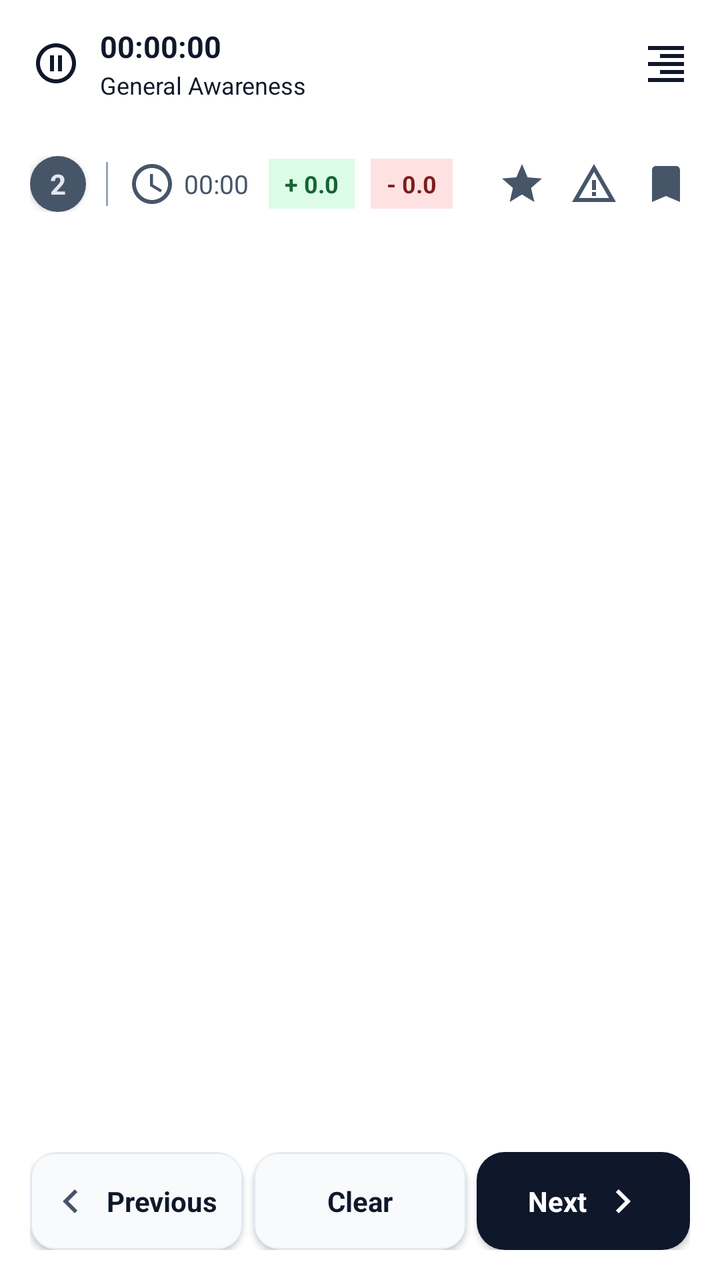
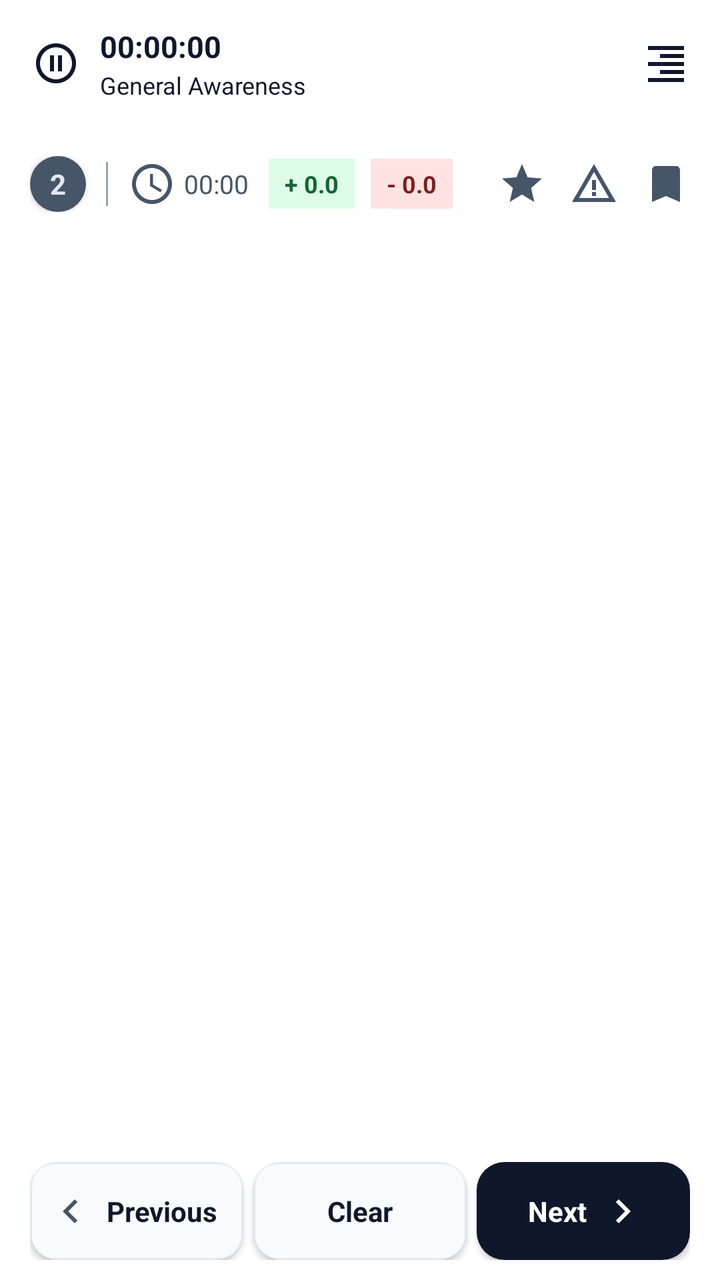

The first picture is an Android layout as it rendered before a commit; the second is the same layout after the commit. The layout source and the unified diff follow.
<!-- AndroidManifest.xml: application theme Theme.TestMaster -->
<!-- res/layout/activity_attempt_exam.xml -->
<?xml version="1.0" encoding="utf-8"?>
<androidx.drawerlayout.widget.DrawerLayout
    xmlns:android="http://schemas.android.com/apk/res/android"
    xmlns:app="http://schemas.android.com/apk/res-auto"
    android:id="@+id/drawer_layout"
    android:layout_width="match_parent"
    android:layout_height="match_parent">

    <LinearLayout
        xmlns:tools="http://schemas.android.com/tools"
        android:layout_width="match_parent"
        android:layout_height="match_parent"
        android:background="@color/background"
        android:fitsSystemWindows="true"
        android:orientation="vertical"
        tools:context=".activities.Attempt_Exam">

        <androidx.appcompat.widget.Toolbar
            android:id="@+id/toolbar"
            android:layout_width="match_parent"
            android:layout_height="wrap_content"
            android:background="@color/primary"
            app:layout_constraintEnd_toEndOf="parent"
            app:layout_constraintStart_toStartOf="parent"
            app:layout_constraintTop_toTopOf="parent">

            <LinearLayout
                android:layout_width="wrap_content"
                android:layout_height="wrap_content"
                android:layout_gravity="start"
                android:gravity="center_vertical">

                <ImageView
                    android:id="@+id/pauseAndResume"
                    android:layout_width="wrap_content"
                    android:layout_height="wrap_content"
                    android:layout_gravity="center"
                    android:src="@drawable/baseline_pause_circle_outline_24"
                    app:tint="@color/onPrimary" />

                <LinearLayout
                    android:layout_width="wrap_content"
                    android:layout_height="wrap_content"
                    android:layout_marginStart="10dp"
                    android:orientation="vertical">

                    <TextView
                        android:id="@+id/tv_exam_timer"
                        android:layout_width="wrap_content"
                        android:layout_height="wrap_content"
                        android:text="00:00:00"
                        android:textColor="@color/onPrimary"
                        android:textSize="15sp"
                        android:textStyle="bold" />

                    <TextView
                        android:id="@+id/subject_name"
                        android:layout_width="wrap_content"
                        android:layout_height="wrap_content"
                        android:layout_marginTop="1dp"
                        android:text="General Awareness"
                        android:textColor="@color/onPrimary"
                        android:textSize="12sp" />

                </LinearLayout>
            </LinearLayout>

            <ImageButton
                android:id="@+id/sumit_quesion_btn"
                android:layout_width="wrap_content"
                android:layout_height="wrap_content"
                android:layout_gravity="end"
                android:layout_marginEnd="15dp"
                android:background="@android:color/transparent"
                android:src="@drawable/baseline_format_align_right_24"
                app:tint="@color/onPrimary" />
        </androidx.appcompat.widget.Toolbar>

        
        <LinearLayout
            android:layout_width="match_parent"
            android:layout_height="wrap_content"
            android:background="@color/surface"
            android:gravity="center_vertical"
            android:paddingHorizontal="15dp"
            android:paddingTop="14dp"
            android:paddingBottom="12dp">

            <androidx.cardview.widget.CardView
                android:layout_width="28dp"
                android:layout_height="28dp"
                app:cardCornerRadius="20dp">

                <TextView
                    android:id="@+id/question_no"
                    android:layout_width="match_parent"
                    android:layout_height="match_parent"
                    android:background="@color/onSurfaceVariant"
                    android:gravity="center"
                    android:text="2"
                    android:textColor="@color/surfaceVariant"
                    android:textSize="14sp"
                    android:textStyle="bold" />
            </androidx.cardview.widget.CardView>

            <View
                android:layout_width="1dp"
                android:layout_height="match_parent"
                android:layout_marginStart="10dp"
                android:layout_marginVertical="3dp"
                android:background="@color/outline" />

            <ImageView
                android:layout_width="wrap_content"
                android:layout_height="wrap_content"
                android:layout_marginStart="10dp"
                android:src="@drawable/baseline_access_time_24"
                app:tint="@color/onSurfaceVariant" />

            <TextView
                android:id="@+id/tv_question_duration"
                android:layout_width="wrap_content"
                android:layout_height="wrap_content"
                android:layout_marginStart="4dp"
                android:text="00:00"
                android:textColor="@color/onSurfaceVariant"
                android:textSize="13sp" />

            <TextView
                android:id="@+id/positive_marks"
                android:layout_width="wrap_content"
                android:layout_height="25dp"
                android:layout_marginStart="10dp"
                android:background="@color/success_bg"
                android:gravity="center"
                android:paddingHorizontal="8dp"
                android:paddingVertical="3dp"
                android:text="+ 0.0"
                android:textColor="@color/success_text"
                android:textSize="12sp"
                android:textStyle="bold" />

            <TextView
                android:id="@+id/negative_marks"
                android:layout_width="wrap_content"
                android:layout_height="25dp"
                android:layout_marginStart="8dp"
                android:background="@color/error_bg"
                android:gravity="center"
                android:paddingHorizontal="8dp"
                android:paddingVertical="3dp"
                android:text="- 0.0"
                android:textColor="@color/error_text"
                android:textSize="12sp"
                android:textStyle="bold" />

            <LinearLayout
                android:id="@+id/ll_icons_container"
                android:layout_width="match_parent"
                android:layout_height="wrap_content"
                android:gravity="end">

                <ImageView
                    android:id="@+id/iv_marked"
                    android:layout_width="wrap_content"
                    android:layout_height="wrap_content"
                    android:src="@drawable/baseline_star_24"
                    app:tint="@color/onSurfaceVariant" />

                <ImageView
                    android:id="@+id/iv_report"
                    android:layout_width="wrap_content"
                    android:layout_height="wrap_content"
                    android:layout_marginStart="12dp"
                    android:src="@drawable/baseline_warning_amber_24"
                    app:tint="@color/onSurfaceVariant" />

                <ImageView
                    android:id="@+id/iv_saved"
                    android:layout_width="wrap_content"
                    android:layout_height="wrap_content"
                    android:layout_marginStart="12dp"
                    android:src="@drawable/baseline_bookmark_24"
                    app:tint="@color/onSurfaceVariant" />

                <ImageView
                    android:id="@+id/iv_overflow"
                    android:layout_width="wrap_content"
                    android:layout_height="wrap_content"
                    android:layout_gravity="end"
                    android:layout_marginStart="15dp"
                    android:src="@drawable/baseline_more_vert_24"
                    android:visibility="gone"
                    app:tint="@color/onSurfaceVariant" />
            </LinearLayout>
        </LinearLayout>

        <androidx.viewpager2.widget.ViewPager2
            android:id="@+id/viewPager"
            android:layout_width="match_parent"
            android:layout_height="match_parent"
            android:layout_weight="1"
            android:background="@color/surface" />

        
        <LinearLayout
            android:layout_width="match_parent"
            android:layout_height="wrap_content"
            android:background="@color/surface"
            android:paddingHorizontal="15dp"
            android:paddingBottom="15dp"
            android:weightSum="3">

            <androidx.cardview.widget.CardView
                android:layout_width="0dp"
                android:layout_height="wrap_content"
                android:layout_marginEnd="5dp"
                android:layout_weight="1"
                app:cardCornerRadius="14dp">

                <LinearLayout
                    android:id="@+id/ll_previous"
                    android:layout_width="match_parent"
                    android:layout_height="wrap_content"
                    android:background="@drawable/box_outline"
                    android:gravity="center">

                    <ImageView
                        android:layout_width="wrap_content"
                        android:layout_height="match_parent"
                        android:paddingEnd="2dp"
                        android:src="@drawable/baseline_keyboard_arrow_left_24"
                        app:tint="@color/onSurfaceVariant" />

                    <TextView
                        android:id="@+id/tv_previous"
                        android:layout_width="wrap_content"
                        android:layout_height="match_parent"
                        android:gravity="center"
                        android:paddingHorizontal="4dp"
                        android:paddingVertical="15dp"
                        android:text="Previous"
                        android:textColor="@color/onSurface"
                        android:textStyle="bold" />
                </LinearLayout>
            </androidx.cardview.widget.CardView>

            <androidx.cardview.widget.CardView
                android:layout_width="0dp"
                android:layout_height="wrap_content"
                android:layout_marginEnd="5dp"
                android:layout_weight="1"
                app:cardCornerRadius="14dp">

                <TextView
                    android:id="@+id/clear_options"
                    android:layout_width="match_parent"
                    android:layout_height="match_parent"
                    android:background="@drawable/box_outline"
                    android:gravity="center"
                    android:paddingHorizontal="10dp"
                    android:paddingVertical="15dp"
                    android:text="Clear"
                    android:textColor="@color/onSurface"
                    android:textStyle="bold" />
            </androidx.cardview.widget.CardView>

            <androidx.cardview.widget.CardView
                android:layout_width="0dp"
                android:layout_height="wrap_content"
                android:layout_weight="1"
                app:cardCornerRadius="14dp">

                <LinearLayout
                    android:id="@+id/ll_next"
                    android:layout_width="match_parent"
                    android:layout_height="wrap_content"
                    android:background="@color/onPrimary"
                    android:gravity="center">

                    <TextView
                        android:id="@+id/tv_next"
                        android:layout_width="wrap_content"
                        android:layout_height="wrap_content"
                        android:gravity="center"
                        android:paddingHorizontal="4dp"
                        android:paddingVertical="15dp"
                        android:text="Next"
                        android:textColor="@color/primary"
                        android:textStyle="bold" />

                    <ImageView
                        android:layout_width="wrap_content"
                        android:layout_height="match_parent"
                        android:paddingStart="2dp"
                        android:src="@drawable/baseline_keyboard_arrow_right_24"
                        app:tint="@color/primary" />
                </LinearLayout>
            </androidx.cardview.widget.CardView>
        </LinearLayout>
    </LinearLayout>

    
    <com.google.android.material.navigation.NavigationView
        android:id="@+id/nav_view"
        android:layout_width="wrap_content"
        android:layout_height="match_parent"
        android:layout_gravity="end"
        app:menu="@menu/drawer_menu">

        <LinearLayout
            android:layout_width="wrap_content"
            android:layout_height="match_parent"
            android:layout_gravity="end"
            android:background="@color/surface"
            android:orientation="vertical">

            <LinearLayout
                android:layout_width="match_parent"
                android:layout_height="wrap_content"
                android:layout_marginHorizontal="16dp"
                android:layout_marginVertical="18dp"
                android:gravity="center_vertical"
                android:orientation="horizontal">

                <ImageView
                    android:layout_width="20dp"
                    android:layout_height="20dp"
                    android:src="@drawable/baseline_info_24"
                    app:tint="@color/onSurfaceVariant" />

                <TextView
                    android:layout_width="match_parent"
                    android:layout_height="wrap_content"
                    android:layout_marginStart="14dp"
                    android:gravity="center_vertical"
                    android:text="View Instruction"
                    android:textColor="@color/onSurface"
                    android:textSize="15sp"
                    android:textStyle="bold" />
            </LinearLayout>

            <View
                android:layout_width="match_parent"
                android:layout_height="1dp"
                android:layout_marginHorizontal="16dp"
                android:alpha="0.5"
                android:background="@color/outline" />

            
            <LinearLayout
                android:layout_width="match_parent"
                android:layout_height="wrap_content"
                android:layout_marginHorizontal="16dp"
                android:layout_marginTop="16dp"
                android:orientation="horizontal">

                <ImageView
                    android:layout_width="14dp"
                    android:layout_height="14dp"
                    android:layout_gravity="center_vertical"
                    android:layout_weight=".5"
                    android:src="@drawable/baseline_star_24"
                    app:tint="@color/red" />

                <TextView
                    android:layout_width="0dp"
                    android:layout_height="wrap_content"
                    android:layout_marginStart="6dp"
                    android:layout_weight="1.5"
                    android:gravity="center_vertical"
                    android:text="Marked"
                    android:textColor="@color/onSurfaceVariant"
                    android:textSize="12sp" />

                <ImageView
                    android:layout_width="12dp"
                    android:layout_height="12dp"
                    android:layout_gravity="center_vertical"
                    android:layout_weight=".5"
                    android:src="@drawable/baseline_circle_24"
                    app:tint="@color/outline" />

                <TextView
                    android:layout_width="0dp"
                    android:layout_height="wrap_content"
                    android:layout_marginStart="6dp"
                    android:layout_weight="1.5"
                    android:gravity="center_vertical"
                    android:text="Unattempted"
                    android:textColor="@color/onSurfaceVariant"
                    android:textSize="12sp" />
            </LinearLayout>

            <LinearLayout
                android:layout_width="match_parent"
                android:layout_height="wrap_content"
                android:layout_marginHorizontal="16dp"
                android:layout_marginTop="10dp"
                android:orientation="horizontal">

                <LinearLayout
                    android:layout_width="14dp"
                    android:layout_height="14dp"
                    android:layout_gravity="center_vertical"
                    android:layout_weight=".5"
                    android:gravity="center">

                    <ImageView
                        android:layout_width="12dp"
                        android:layout_height="12dp"
                        android:src="@drawable/circle_outline"
                        app:tint="@color/onSurfaceVariant" />
                </LinearLayout>

                <TextView
                    android:layout_width="0dp"
                    android:layout_height="wrap_content"
                    android:layout_marginStart="6dp"
                    android:layout_weight="1.5"
                    android:gravity="center_vertical"
                    android:text="Unseen"
                    android:textColor="@color/onSurfaceVariant"
                    android:textSize="12sp" />

                <ImageView
                    android:layout_width="12dp"
                    android:layout_height="12dp"
                    android:layout_gravity="center_vertical"
                    android:layout_weight=".5"
                    android:src="@drawable/baseline_circle_24"
                    app:tint="@color/accent" />

                <TextView
                    android:layout_width="0dp"
                    android:layout_height="wrap_content"
                    android:layout_marginStart="6dp"
                    android:layout_weight="1.5"
                    android:gravity="center_vertical"
                    android:text="Attempted"
                    android:textColor="@color/onSurfaceVariant"
                    android:textSize="12sp" />
            </LinearLayout>

            <View
                android:layout_width="match_parent"
                android:layout_height="1dp"
                android:layout_marginHorizontal="16dp"
                android:layout_marginTop="16dp"
                android:alpha="0.5"
                android:background="@color/outline" />

            
            <LinearLayout
                android:layout_width="match_parent"
                android:layout_height="wrap_content"
                android:layout_marginHorizontal="16dp"
                android:layout_marginTop="16dp"
                android:gravity="center_vertical">

                <ImageView
                    android:layout_width="12dp"
                    android:layout_height="12dp"
                    android:src="@drawable/baseline_star_24"
                    app:tint="@color/red" />

                <TextView
                    android:id="@+id/marked_count"
                    android:layout_width="wrap_content"
                    android:layout_height="wrap_content"
                    android:layout_marginStart="6dp"
                    android:gravity="center"
                    android:text="0"
                    android:textColor="@color/onSurface"
                    android:textSize="12sp"
                    android:textStyle="bold" />

                <ImageView
                    android:layout_width="12dp"
                    android:layout_height="12dp"
                    android:layout_marginStart="16dp"
                    android:src="@drawable/baseline_circle_24"
                    app:tint="@color/accent" />

                <TextView
                    android:id="@+id/attempt_count"
                    android:layout_width="wrap_content"
                    android:layout_height="wrap_content"
                    android:layout_marginStart="6dp"
                    android:gravity="center_vertical"
                    android:text="0"
                    android:textColor="@color/onSurface"
                    android:textSize="12sp"
                    android:textStyle="bold" />

                <ImageView
                    android:layout_width="12dp"
                    android:layout_height="12dp"
                    android:layout_marginStart="16dp"
                    android:src="@drawable/baseline_circle_24"
                    app:tint="@color/outline" />

                <TextView
                    android:id="@+id/unattempt_count"
                    android:layout_width="wrap_content"
                    android:layout_height="wrap_content"
                    android:layout_marginStart="6dp"
                    android:gravity="center_vertical"
                    android:text="0"
                    android:textColor="@color/onSurface"
                    android:textSize="12sp"
                    android:textStyle="bold" />

                <ImageView
                    android:layout_width="12dp"
                    android:layout_height="12dp"
                    android:layout_marginStart="16dp"
                    android:src="@drawable/circle_outline"
                    app:tint="@color/onSurfaceVariant" />

                <TextView
                    android:id="@+id/unseen_count"
                    android:layout_width="wrap_content"
                    android:layout_height="wrap_content"
                    android:layout_marginStart="6dp"
                    android:gravity="center_vertical"
                    android:text="0"
                    android:textColor="@color/onSurface"
                    android:textSize="12sp"
                    android:textStyle="bold" />
            </LinearLayout>

            <ScrollView
                android:layout_width="match_parent"
                android:layout_height="0dp"
                android:layout_marginVertical="16dp"
                android:layout_weight="1">

                <GridLayout
                    android:id="@+id/grid_layout"
                    android:layout_width="match_parent"
                    android:layout_height="wrap_content"
                    android:layout_marginHorizontal="8dp"
                    android:columnCount="5"
                    android:gravity="center" />
            </ScrollView>

            <LinearLayout
                android:layout_width="match_parent"
                android:layout_height="wrap_content"
                android:layout_gravity="bottom"
                android:orientation="vertical">

                <com.google.android.material.button.MaterialButton
                    android:id="@+id/btn_submit"
                    style="@style/Widget.Material3.Button"
                    android:layout_width="match_parent"
                    android:layout_height="52dp"
                    android:layout_marginHorizontal="16dp"
                    android:layout_marginBottom="16dp"
                    android:text="Submit Test"
                    android:textColor="@color/primary"
                    android:textStyle="bold"
                    app:backgroundTint="@color/onPrimary"
                    app:cornerRadius="14dp" />
            </LinearLayout>
        </LinearLayout>
    </com.google.android.material.navigation.NavigationView>
</androidx.drawerlayout.widget.DrawerLayout>
<!-- resources referenced by this layout -->
<resources>
  <color name="accent">#334155</color>
  <color name="background">#F8FAFC</color>
  <color name="error_bg">#FEE2E2</color>
  <color name="error_text">#7F1D1D</color>
  <color name="onPrimary">#0F172A</color>
  <color name="onSurface">#0F172A</color>
  <color name="onSurfaceVariant">#475569</color>
  <color name="outline">#94A3B8</color>
  <color name="primary">#FFFFFF</color>
  <color name="red">#DC2626</color>
  <color name="success_bg">#DCFCE7</color>
  <color name="success_text">#166534</color>
  <color name="surface">#FFFFFF</color>
  <color name="surfaceVariant">#E2E8F0</color>
  <!-- drawable baseline_bookmark_24 (drawable) -->
  <vector android:height="24dp" android:tint="#000000"
      android:viewportHeight="24" android:viewportWidth="24"
      android:width="24dp" xmlns:android="http://schemas.android.com/apk/res/android">
      <path android:fillColor="@android:color/white" android:pathData="M17,3H7c-1.1,0 -1.99,0.9 -1.99,2L5,21l7,-3 7,3V5c0,-1.1 -0.9,-2 -2,-2z"/>
  </vector>
  <!-- drawable baseline_circle_24 (drawable) -->
  <vector android:height="24dp" android:tint="#FFFFFF"
      android:viewportHeight="24" android:viewportWidth="24"
      android:width="24dp" xmlns:android="http://schemas.android.com/apk/res/android">
      <path android:fillColor="@android:color/white" android:pathData="M12,2C6.47,2 2,6.47 2,12s4.47,10 10,10 10,-4.47 10,-10S17.53,2 12,2z"/>
  </vector>
  <!-- drawable baseline_keyboard_arrow_left_24 (drawable) -->
  <vector android:autoMirrored="true" android:height="24dp"
      android:tint="#000000" android:viewportHeight="24"
      android:viewportWidth="24" android:width="24dp" xmlns:android="http://schemas.android.com/apk/res/android">
      <path android:fillColor="@android:color/white" android:pathData="M15.41,16.59L10.83,12l4.58,-4.59L14,6l-6,6 6,6 1.41,-1.41z"/>
  </vector>
  <!-- drawable baseline_keyboard_arrow_right_24 (drawable) -->
  <vector android:autoMirrored="true" android:height="24dp"
      android:tint="#000000" android:viewportHeight="24"
      android:viewportWidth="24" android:width="24dp" xmlns:android="http://schemas.android.com/apk/res/android">
      <path android:fillColor="@android:color/white" android:pathData="M8.59,16.59L13.17,12 8.59,7.41 10,6l6,6 -6,6 -1.41,-1.41z"/>
  </vector>
  <!-- drawable baseline_star_24 (drawable) -->
  <vector android:height="24dp" android:tint="@color/red"
      android:viewportHeight="24" android:viewportWidth="24"
      android:width="24dp" xmlns:android="http://schemas.android.com/apk/res/android">
      <path android:fillColor="@android:color/white" android:pathData="M12,17.27L18.18,21l-1.64,-7.03L22,9.24l-7.19,-0.61L12,2 9.19,8.63 2,9.24l5.46,4.73L5.82,21z"/>
  </vector>
  <!-- drawable box_outline (drawable) -->
  <?xml version="1.0" encoding="utf-8"?>
  <shape xmlns:android="http://schemas.android.com/apk/res/android">
      <stroke
          android:width="1dp"
          android:color="@color/gray" />
      <corners android:radius="12dp" />
      <solid android:color="@color/background" />
  </shape>
  <!-- drawable circle_outline (drawable) -->
  <?xml version="1.0" encoding="utf-8"?>
  <shape xmlns:android="http://schemas.android.com/apk/res/android"
      android:shape="oval">
      <stroke android:color="#D3D1D1"
          android:width="2dp"/>
      <corners android:radius="5dp"/>
  </shape>
  <style name="Theme.TestMaster" parent="Base.Theme.TestMaster" />
  <color name="gray">#E2E8F0</color>
  <color name="primaryContainer">#F1F5F9</color>
  <color name="onPrimaryContainer">#0F172A</color>
  <color name="secondary">#64748B</color>
  <color name="onSecondary">#FFFFFF</color>
  <color name="secondaryContainer">#E2E8F0</color>
  <color name="onSecondaryContainer">#0F172A</color>
  <color name="error">#DC2626</color>
  <color name="onError">#FFFFFF</color>
  <color name="errorContainer">#FEE2E2</color>
  <color name="onErrorContainer">#7F1D1D</color>
  <!-- unchanged entries left out for length: 7 -->
</resources>

<!-- the commit's change to res/layout/activity_attempt_exam.xml (unified diff, before → after) -->
@@ -207,8 +207,9 @@
             android:layout_width="match_parent"
             android:layout_height="wrap_content"
             android:background="@color/surface"
+            android:gravity="center_vertical"
             android:paddingHorizontal="15dp"
-            android:paddingBottom="15dp"
+            android:paddingVertical="10dp"
             android:weightSum="3">
 
             <androidx.cardview.widget.CardView
@@ -281,7 +282,7 @@
                     <TextView
                         android:id="@+id/tv_next"
                         android:layout_width="wrap_content"
-                        android:layout_height="wrap_content"
+                        android:layout_height="match_parent"
                         android:gravity="center"
                         android:paddingHorizontal="4dp"
                         android:paddingVertical="15dp"
@@ -353,6 +354,7 @@
                 android:layout_height="wrap_content"
                 android:layout_marginHorizontal="16dp"
                 android:layout_marginTop="16dp"
+                android:gravity="center_vertical"
                 android:orientation="horizontal">
 
                 <ImageView
@@ -397,6 +399,7 @@
                 android:layout_height="wrap_content"
                 android:layout_marginHorizontal="16dp"
                 android:layout_marginTop="10dp"
+                android:gravity="center_vertical"
                 android:orientation="horizontal">
 
                 <LinearLayout
